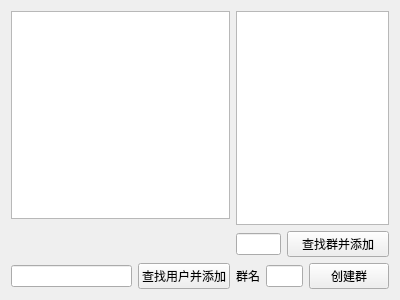
This is mainwindow.ui in yj235/ParrotClient as Qt 5 draws it before an edit. The edited form follows.
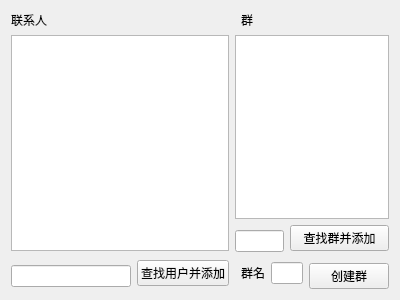
This is the edited form.

What changed in the file:
```diff
--- a/mainwindow.ui
+++ b/mainwindow.ui
@@ -14,50 +14,64 @@
    <string>Form</string>
   </property>
   <layout class="QGridLayout" name="gridLayout">
-   <item row="0" column="0" colspan="2">
-    <widget class="QListView" name="listView_contacts"/>
+   <item row="0" column="0">
+    <widget class="QLabel" name="label_contacts">
+     <property name="text">
+      <string>联系人</string>
+     </property>
+    </widget>
    </item>
-   <item row="0" column="2" rowspan="2" colspan="4">
-    <widget class="QListView" name="listView_group"/>
-   </item>
-   <item row="1" column="0" rowspan="2" colspan="2">
+   <item row="0" column="1">
     <widget class="QLabel" name="label_myID">
      <property name="text">
       <string/>
      </property>
     </widget>
    </item>
-   <item row="2" column="2" colspan="2">
+   <item row="0" column="3" colspan="2">
+    <widget class="QLabel" name="label_group">
+     <property name="text">
+      <string>群</string>
+     </property>
+    </widget>
+   </item>
+   <item row="1" column="0" rowspan="2" colspan="2">
+    <widget class="QListView" name="listView_contacts"/>
+   </item>
+   <item row="1" column="2" colspan="5">
+    <widget class="QListView" name="listView_group"/>
+   </item>
+   <item row="2" column="2" rowspan="2" colspan="3">
     <widget class="QLineEdit" name="lineEdit_searchGroup"/>
    </item>
-   <item row="2" column="4" colspan="2">
+   <item row="2" column="5" colspan="2">
     <widget class="QPushButton" name="pushButton_searchGroup">
      <property name="text">
       <string>查找群并添加</string>
      </property>
     </widget>
    </item>
-   <item row="3" column="0">
-    <widget class="QLineEdit" name="lineEdit_searchContacts"/>
-   </item>
-   <item row="3" column="1">
+   <item row="3" column="1" rowspan="2">
     <widget class="QPushButton" name="pushButton_searchContacts">
      <property name="text">
       <string>查找用户并添加</string>
      </property>
     </widget>
    </item>
-   <item row="3" column="2">
-    <widget class="QLabel" name="label">
+   <item row="3" column="3" rowspan="2">
+    <widget class="QLabel" name="label_createGroup">
      <property name="text">
       <string>群名</string>
      </property>
     </widget>
    </item>
-   <item row="3" column="3" colspan="2">
+   <item row="3" column="4" rowspan="2" colspan="2">
     <widget class="QLineEdit" name="lineEdit_groupName"/>
    </item>
-   <item row="3" column="5">
+   <item row="4" column="0">
+    <widget class="QLineEdit" name="lineEdit_searchContacts"/>
+   </item>
+   <item row="4" column="6">
     <widget class="QPushButton" name="pushButton_createGroup">
      <property name="text">
       <string>创建群</string>
```
